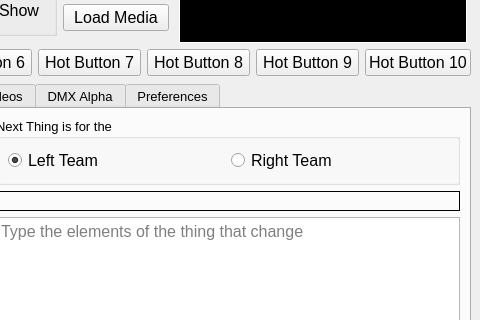
First picture: the form in ImproTronControlPanel.ui, repository guywinterbotham/ImproTron, before the edit; both pictures show x 626 to 1106 and y 201 to 521 of the 1106 by 761 pixel window.
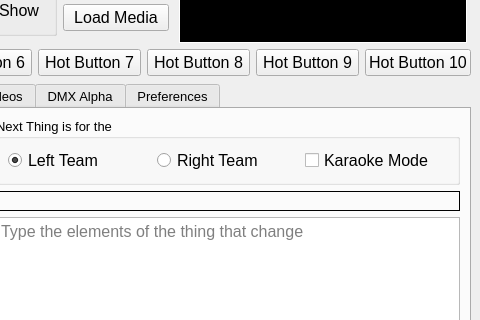
Second picture: the form after the edit. The open tabs and pages were chosen to show the change. Icons and pictures are not drawn.

Commit message: feat: Implement YouTube Karaoke Mode

```diff
--- a/ImproTronControlPanel.ui
+++ b/ImproTronControlPanel.ui
@@ -2510,6 +2510,18 @@
                </property>
               </widget>
              </item>
+             <item>
+              <widget class="QCheckBox" name="karaokeModeCB">
+               <property name="font">
+                <font>
+                 <pointsize>12</pointsize>
+                </font>
+               </property>
+               <property name="text">
+                <string>Karaoke Mode</string>
+               </property>
+              </widget>
+             </item>
             </layout>
            </widget>
           </item>
```
The commit also changes 2 other files.
